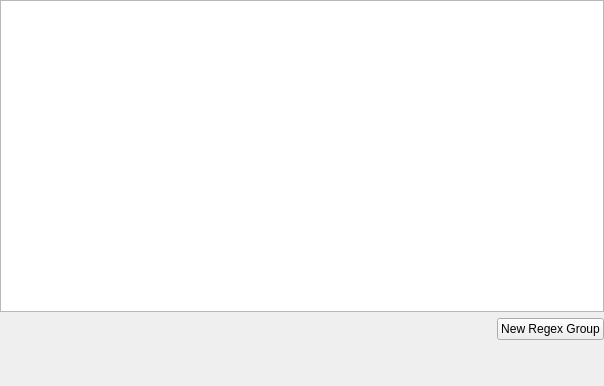
Old version of the form tomviz/acquisition/RegexGroupsWidget.ui in the repository OpenChemistry/tomviz.
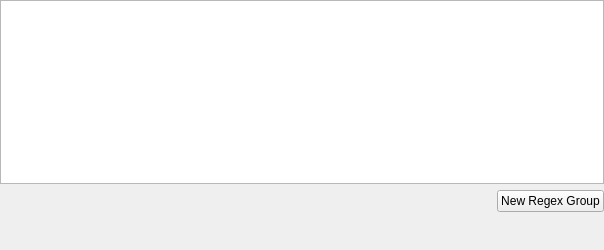
New version of the form.

Diff of the .ui file:
```diff
--- a/tomviz/acquisition/RegexGroupsWidget.ui
+++ b/tomviz/acquisition/RegexGroupsWidget.ui
@@ -7,7 +7,7 @@
     <x>0</x>
     <y>0</y>
     <width>604</width>
-    <height>386</height>
+    <height>250</height>
    </rect>
   </property>
   <property name="sizePolicy">
@@ -40,7 +40,7 @@
         <enum>Qt::CustomContextMenu</enum>
        </property>
        <property name="sortingEnabled">
-        <bool>true</bool>
+        <bool>false</bool>
        </property>
       </widget>
      </item>
```
